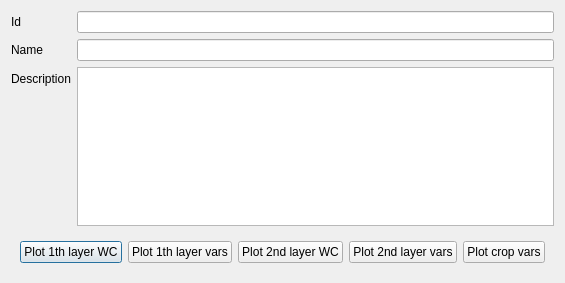
Above: layerforms/control_point_dialog.ui from rita-tools/IdrAgraTools before the change. Below: the same form after it.
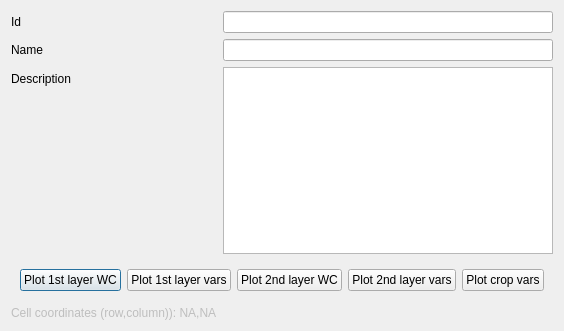
That is the form after the change.

Patch:
```diff
--- a/layerforms/control_point_dialog.ui
+++ b/layerforms/control_point_dialog.ui
@@ -6,8 +6,8 @@
    <rect>
     <x>0</x>
     <y>0</y>
-    <width>542</width>
-    <height>283</height>
+    <width>543</width>
+    <height>331</height>
    </rect>
   </property>
   <property name="windowTitle">
@@ -70,14 +70,14 @@
       <item>
        <widget class="QPushButton" name="PLOT_EVA_WC">
         <property name="text">
-         <string>Plot 1th layer WC</string>
+         <string>Plot 1st layer WC</string>
         </property>
        </widget>
       </item>
       <item>
        <widget class="QPushButton" name="PLOT_EVA_VARS">
         <property name="text">
-         <string>Plot 1th layer vars</string>
+         <string>Plot 1st layer vars</string>
         </property>
        </widget>
       </item>
@@ -105,6 +105,16 @@
      </layout>
     </widget>
    </item>
+   <item row="4" column="0">
+    <widget class="QLabel" name="INFO_LBL">
+     <property name="enabled">
+      <bool>false</bool>
+     </property>
+     <property name="text">
+      <string>Cell coordinates (row,column)): NA,NA</string>
+     </property>
+    </widget>
+   </item>
   </layout>
  </widget>
  <resources/>
```
